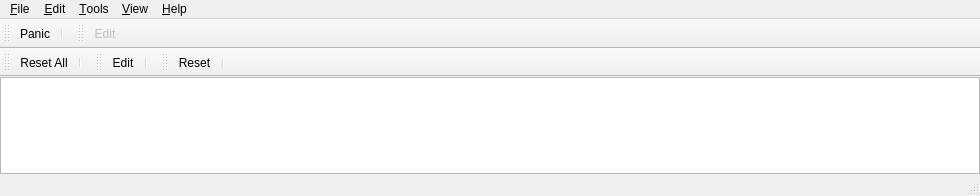
pedrolcl/VMPK, file src/vpiano.ui: the form before one commit.
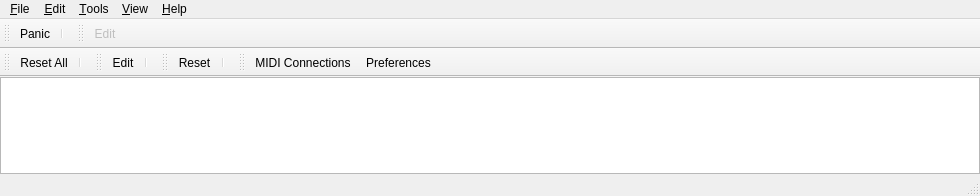
The form after the commit. Icons and pictures are not drawn. Custom widgets are drawn as their Qt base class.

Commit message: new settings toolbar

Diff of the .ui file:
```diff
--- a/src/vpiano.ui
+++ b/src/vpiano.ui
@@ -342,6 +342,31 @@
    <addaction name="actionReset"/>
    <addaction name="separator"/>
   </widget>
+  <widget class="QToolBar" name="toolBarSettings">
+   <property name="sizePolicy">
+    <sizepolicy hsizetype="Minimum" vsizetype="Fixed">
+     <horstretch>0</horstretch>
+     <verstretch>0</verstretch>
+    </sizepolicy>
+   </property>
+   <property name="windowTitle">
+    <string>&amp;Settings</string>
+   </property>
+   <property name="statusTip">
+    <string>Settings Tool Bar</string>
+   </property>
+   <property name="toolButtonStyle">
+    <enum>Qt::ToolButtonStyle::ToolButtonIconOnly</enum>
+   </property>
+   <attribute name="toolBarArea">
+    <enum>TopToolBarArea</enum>
+   </attribute>
+   <attribute name="toolBarBreak">
+    <bool>false</bool>
+   </attribute>
+   <addaction name="actionConnections"/>
+   <addaction name="actionPreferences"/>
+  </widget>
   <action name="actionExit">
    <property name="text">
     <string>&amp;Quit</string>
```
Left out of the diff: 201 changed lines with no effect on the pictures. The commit also changes 3 other files.
